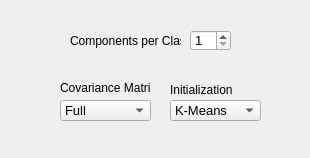
Qt form _AlgorithmsPlugins/GMM/paramsGMM.ui (b4silio/MLDemos) before a commit.
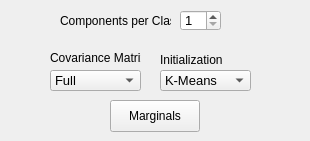
The same form after that commit.

Commit message: ADDED: GMM Marginal display window CHANGED: zoom limits in the display options

Patch:
```diff
--- a/_AlgorithmsPlugins/GMM/paramsGMM.ui
+++ b/_AlgorithmsPlugins/GMM/paramsGMM.ui
@@ -7,7 +7,7 @@
     <x>0</x>
     <y>0</y>
     <width>310</width>
-    <height>158</height>
+    <height>141</height>
    </rect>
   </property>
   <property name="windowTitle">
@@ -16,8 +16,8 @@
   <widget class="QSpinBox" name="gmmCount">
    <property name="geometry">
     <rect>
-     <x>190</x>
-     <y>30</y>
+     <x>180</x>
+     <y>10</y>
      <width>41</width>
      <height>21</height>
     </rect>
@@ -43,8 +43,8 @@
   <widget class="QLabel" name="label_8">
    <property name="geometry">
     <rect>
-     <x>70</x>
-     <y>30</y>
+     <x>60</x>
+     <y>10</y>
      <width>111</width>
      <height>21</height>
     </rect>
@@ -61,8 +61,8 @@
   <widget class="QComboBox" name="gmmCovarianceCombo">
    <property name="geometry">
     <rect>
-     <x>60</x>
-     <y>100</y>
+     <x>50</x>
+     <y>70</y>
      <width>91</width>
      <height>21</height>
     </rect>
@@ -97,8 +97,8 @@
   <widget class="QLabel" name="label_7">
    <property name="geometry">
     <rect>
-     <x>170</x>
-     <y>80</y>
+     <x>160</x>
+     <y>50</y>
      <width>71</width>
      <height>20</height>
     </rect>
@@ -115,8 +115,8 @@
   <widget class="QLabel" name="label_6">
    <property name="geometry">
     <rect>
-     <x>60</x>
-     <y>78</y>
+     <x>50</x>
+     <y>48</y>
      <width>91</width>
      <height>20</height>
     </rect>
@@ -133,8 +133,8 @@
   <widget class="QComboBox" name="gmmInitCombo">
    <property name="geometry">
     <rect>
-     <x>170</x>
-     <y>100</y>
+     <x>160</x>
+     <y>70</y>
      <width>91</width>
      <height>21</height>
     </rect>
@@ -169,6 +169,24 @@
     </property>
    </item>
   </widget>
+  <widget class="QPushButton" name="marginalsButton">
+   <property name="geometry">
+    <rect>
+     <x>110</x>
+     <y>100</y>
+     <width>90</width>
+     <height>32</height>
+    </rect>
+   </property>
+   <property name="font">
+    <font>
+     <pointsize>9</pointsize>
+    </font>
+   </property>
+   <property name="text">
+    <string>Marginals</string>
+   </property>
+  </widget>
  </widget>
  <resources/>
  <connections/>
```
The commit also changes 15 other files.
